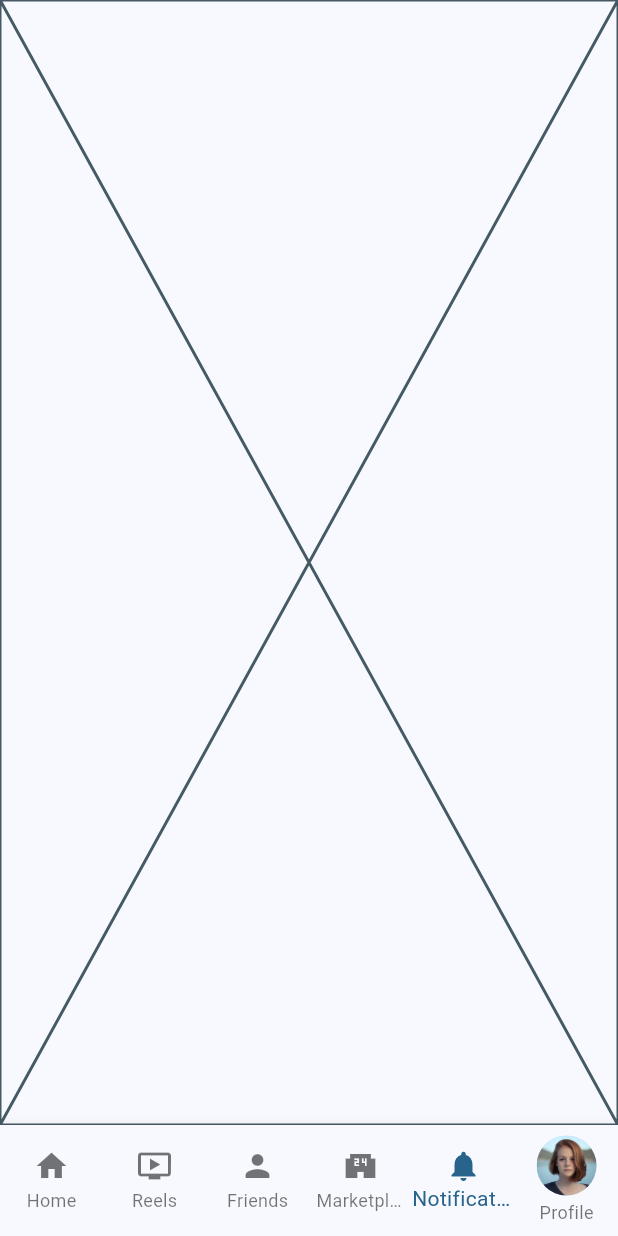
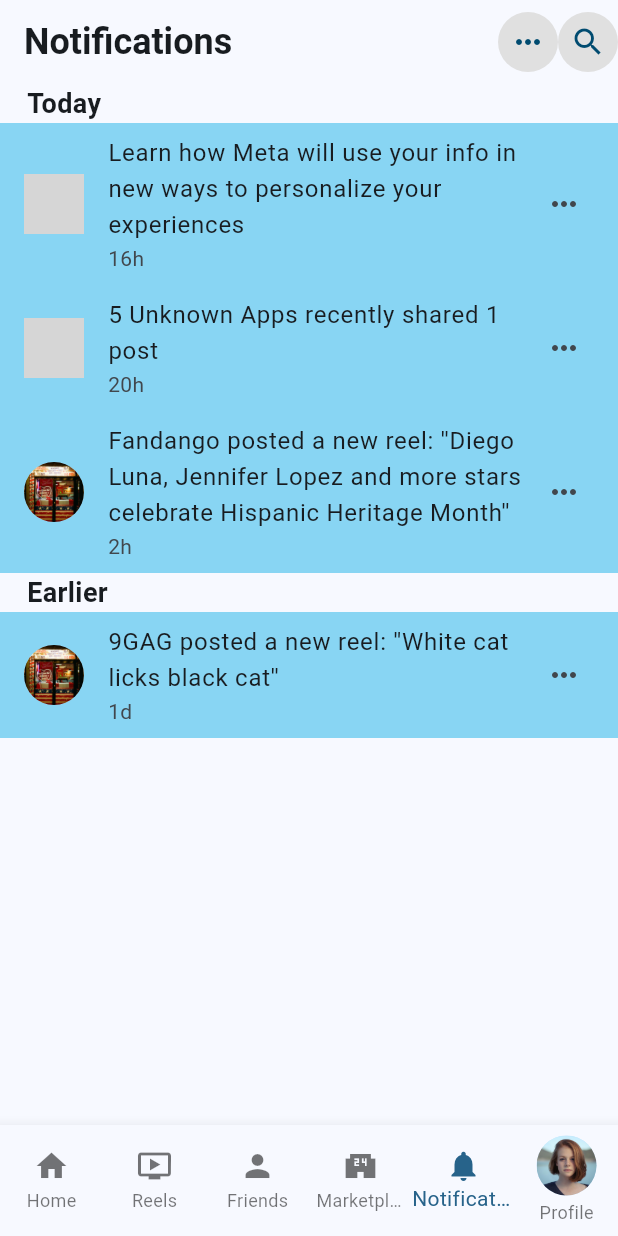
Before and after one commit to Gallos567/gallos_fb, a Flutter app: the screen it shows after launch, item 5 of the bottom bar chosen, on a phone screen of 412 x 824 dp. Run offline on Flutter 3.47's test engine with Material 3 defaults, Android fonts, the phone set to English and light mode, and no system bars; grey boxes are pictures that could not be loaded.

Commit message:
midterm_exam_gallos

```diff
--- a/facebook/lib/page/notification.dart
+++ b/facebook/lib/page/notification.dart
@@ -10,6 +10,69 @@ class NotificationPage extends StatefulWidget {
 class _NotificationPageState extends State<NotificationPage> {
   @override
   Widget build(BuildContext context) {
-    return const Placeholder();
+    return Scaffold(
+      appBar: AppBar(
+        title: Text("Notifications", style: TextStyle(fontSize: 24, fontWeight: FontWeight.bold),),
+        actions: [
+          CircleAvatar(
+            backgroundColor: Colors.grey[300],
+            child: IconButton(onPressed: () {}, icon: Icon(Icons.more_horiz))
+          ),
+          CircleAvatar(
+            backgroundColor: Colors.grey[300],
+            child: IconButton(onPressed: () {}, icon: Icon(Icons.search))
+          )
+        ],),
+        body: const SingleChildScrollView(
+          child: Column(
+            crossAxisAlignment: CrossAxisAlignment.start,
+            children: [
+              Padding(
+                padding: EdgeInsets.symmetric(horizontal: 18),
+                child: Text("Today", style: TextStyle(fontSize: 18, fontWeight: FontWeight.bold))),
+              ListTile(
+                tileColor: Color.fromARGB(255, 136, 213, 243),
+                trailing: Icon(Icons.more_horiz),
+                leading: CircleAvatar(
+                  backgroundImage: AssetImage("assets/myday/myday1.jpg"),
+                ),
+                title: Text("Learn how Meta will use your info in new ways to personalize your experiences"),
+                subtitle: Text("16h"),
+              ),
+              ListTile(
+                tileColor: Color.fromARGB(255, 136, 213, 243),
+                trailing: Icon(Icons.more_horiz),
+                leading: CircleAvatar(
+                  backgroundImage: AssetImage("assets/myday/myday2.jpg"),
+                ),
+                title: Text("5 Unknown Apps recently shared 1 post"),
+                subtitle: Text("20h"),
+              ),
+              ListTile(
+                tileColor: Color.fromARGB(255, 136, 213, 243),
+                trailing: Icon(Icons.more_horiz),
+                leading: CircleAvatar(
+                  backgroundImage: AssetImage("assets/myday/myday4.jpg"),
+                ),
+                title: Text("Fandango posted a new reel: ''Diego Luna, Jennifer Lopez and more stars celebrate Hispanic Heritage Month''"),
+                subtitle: Text("2h"),
+              ),
+              SizedBox(width: 10),
+              Padding(
+                padding: EdgeInsets.symmetric(horizontal: 18),
+                child: Text("Earlier", style: TextStyle(fontSize: 18, fontWeight: FontWeight.bold))),
+              ListTile(
+                tileColor: Color.fromARGB(255, 136, 213, 243),
+                trailing: Icon(Icons.more_horiz),
+                leading: CircleAvatar(
+                  backgroundImage: AssetImage("assets/myday/myday5.jpg"),
+                ),
+                title: Text("9GAG posted a new reel: ''White cat licks black cat''"),
+                subtitle: Text("1d"),
+              ),
+            ],
+          ),
+        )
+    );
   }
 }
```
